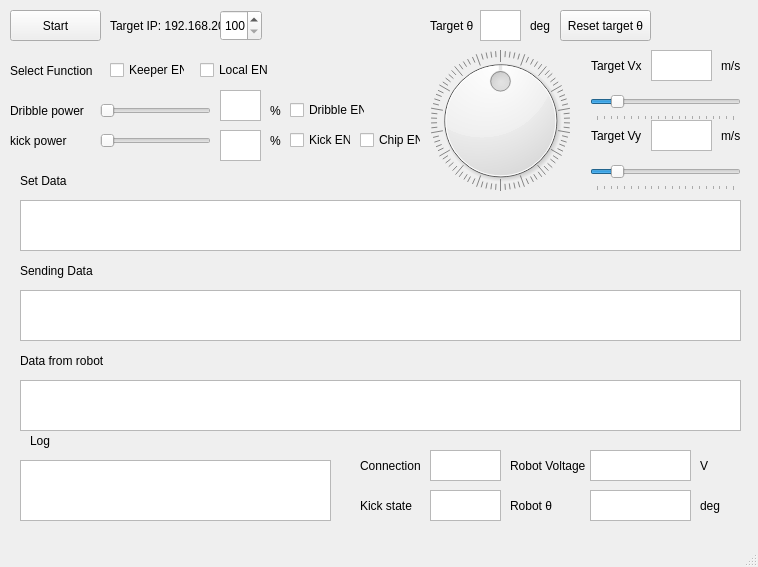
The window that Qt Communication Tester/Qt_Communication_Tester/qt_communication_tester.ui (ibis-ssl/GUI_Qt) describes before a commit, drawn with Qt 5.
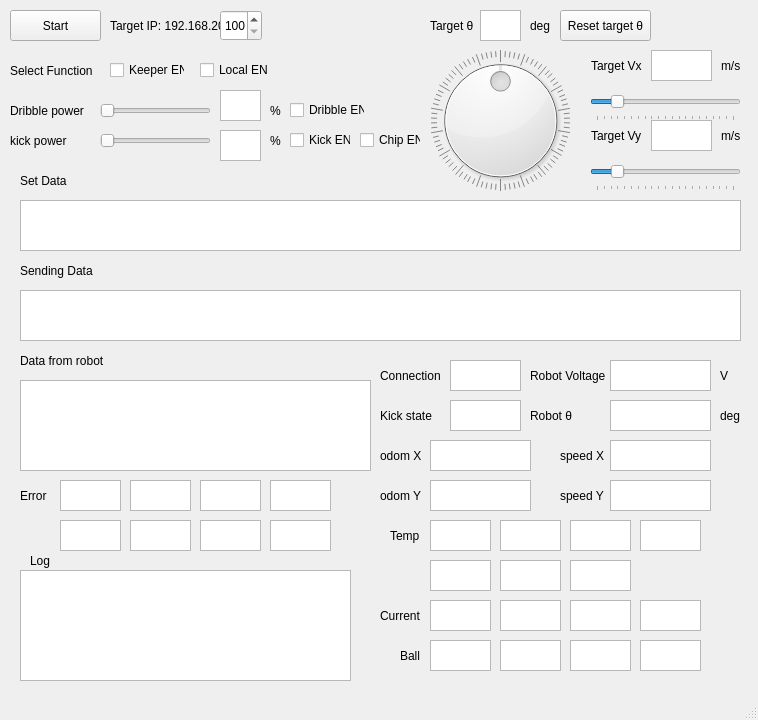
The same window after the commit.

```diff
--- a/Qt Communication Tester/Qt_Communication_Tester/qt_communication_tester.ui
+++ b/Qt Communication Tester/Qt_Communication_Tester/qt_communication_tester.ui
@@ -7,7 +7,7 @@
     <x>0</x>
     <y>0</y>
     <width>758</width>
-    <height>567</height>
+    <height>720</height>
    </rect>
   </property>
   <property name="windowTitle">
@@ -123,8 +123,8 @@
      <rect>
       <x>20</x>
       <y>380</y>
-      <width>721</width>
-      <height>51</height>
+      <width>351</width>
+      <height>91</height>
      </rect>
     </property>
    </widget>
@@ -145,9 +145,9 @@
     <property name="geometry">
      <rect>
       <x>20</x>
-      <y>460</y>
-      <width>311</width>
-      <height>61</height>
+      <y>570</y>
+      <width>331</width>
+      <height>111</height>
      </rect>
     </property>
    </widget>
@@ -155,7 +155,7 @@
     <property name="geometry">
      <rect>
       <x>30</x>
-      <y>430</y>
+      <y>550</y>
       <width>41</width>
       <height>21</height>
      </rect>
@@ -513,8 +513,8 @@
    <widget class="QTextBrowser" name="show_robot_theta">
     <property name="geometry">
      <rect>
-      <x>590</x>
-      <y>490</y>
+      <x>610</x>
+      <y>400</y>
       <width>101</width>
       <height>31</height>
      </rect>
@@ -523,8 +523,8 @@
    <widget class="QLabel" name="label_17">
     <property name="geometry">
      <rect>
-      <x>700</x>
-      <y>490</y>
+      <x>720</x>
+      <y>400</y>
       <width>41</width>
       <height>31</height>
      </rect>
@@ -536,8 +536,8 @@
    <widget class="QLabel" name="label_18">
     <property name="geometry">
      <rect>
-      <x>510</x>
-      <y>490</y>
+      <x>530</x>
+      <y>400</y>
       <width>51</width>
       <height>31</height>
      </rect>
@@ -549,8 +549,8 @@
    <widget class="QLabel" name="label_19">
     <property name="geometry">
      <rect>
-      <x>510</x>
-      <y>450</y>
+      <x>530</x>
+      <y>360</y>
       <width>81</width>
       <height>31</height>
      </rect>
@@ -562,8 +562,8 @@
    <widget class="QLabel" name="label_20">
     <property name="geometry">
      <rect>
-      <x>700</x>
-      <y>450</y>
+      <x>720</x>
+      <y>360</y>
       <width>41</width>
       <height>31</height>
      </rect>
@@ -575,8 +575,8 @@
    <widget class="QTextBrowser" name="show_robot_voltage">
     <property name="geometry">
      <rect>
-      <x>590</x>
-      <y>450</y>
+      <x>610</x>
+      <y>360</y>
       <width>101</width>
       <height>31</height>
      </rect>
@@ -585,8 +585,8 @@
    <widget class="QLabel" name="label_21">
     <property name="geometry">
      <rect>
-      <x>360</x>
-      <y>450</y>
+      <x>380</x>
+      <y>360</y>
       <width>61</width>
       <height>31</height>
      </rect>
@@ -598,8 +598,8 @@
    <widget class="QTextBrowser" name="show_connection">
     <property name="geometry">
      <rect>
-      <x>430</x>
-      <y>450</y>
+      <x>450</x>
+      <y>360</y>
       <width>71</width>
       <height>31</height>
      </rect>
@@ -608,8 +608,8 @@
    <widget class="QLabel" name="label_22">
     <property name="geometry">
      <rect>
-      <x>360</x>
-      <y>490</y>
+      <x>380</x>
+      <y>400</y>
       <width>61</width>
       <height>31</height>
      </rect>
@@ -621,8 +621,8 @@
    <widget class="QTextBrowser" name="show_kickstate">
     <property name="geometry">
      <rect>
-      <x>430</x>
-      <y>490</y>
+      <x>450</x>
+      <y>400</y>
       <width>71</width>
       <height>31</height>
      </rect>
@@ -641,6 +641,380 @@
      <string>Reset target θ</string>
     </property>
    </widget>
+   <widget class="QLabel" name="label_23">
+    <property name="geometry">
+     <rect>
+      <x>380</x>
+      <y>440</y>
+      <width>51</width>
+      <height>31</height>
+     </rect>
+    </property>
+    <property name="text">
+     <string>odom X</string>
+    </property>
+   </widget>
+   <widget class="QLabel" name="label_24">
+    <property name="geometry">
+     <rect>
+      <x>380</x>
+      <y>480</y>
+      <width>51</width>
+      <height>31</height>
+     </rect>
+    </property>
+    <property name="text">
+     <string>odom Y</string>
+    </property>
+   </widget>
+   <widget class="QLabel" name="label_25">
+    <property name="geometry">
+     <rect>
+      <x>560</x>
+      <y>480</y>
+      <width>51</width>
+      <height>31</height>
+     </rect>
+    </property>
+    <property name="text">
+     <string>speed Y</string>
+    </property>
+   </widget>
+   <widget class="QLabel" name="label_26">
+    <property name="geometry">
+     <rect>
+      <x>560</x>
+      <y>440</y>
+      <width>51</width>
+      <height>31</height>
+     </rect>
+    </property>
+    <property name="text">
+     <string>speed X</string>
+    </property>
+   </widget>
+   <widget class="QTextBrowser" name="show_odomx">
+    <property name="geometry">
+     <rect>
+      <x>430</x>
+      <y>440</y>
+      <width>101</width>
+      <height>31</height>
+     </rect>
+    </property>
+   </widget>
+   <widget class="QTextBrowser" name="show_odomy">
+    <property name="geometry">
+     <rect>
+      <x>430</x>
+      <y>480</y>
+      <width>101</width>
+      <height>31</height>
+     </rect>
+    </property>
+   </widget>
+   <widget class="QTextBrowser" name="show_speedx">
+    <property name="geometry">
+     <rect>
+      <x>610</x>
+      <y>440</y>
+      <width>101</width>
+      <height>31</height>
+     </rect>
+    </property>
+   </widget>
+   <widget class="QTextBrowser" name="show_speedy">
+    <property name="geometry">
+     <rect>
+      <x>610</x>
+      <y>480</y>
+      <width>101</width>
+      <height>31</height>
+     </rect>
+    </property>
+   </widget>
+   <widget class="QLabel" name="label_27">
+    <property name="geometry">
+     <rect>
+      <x>390</x>
+      <y>520</y>
+      <width>41</width>
+      <height>31</height>
+     </rect>
+    </property>
+    <property name="text">
+     <string>Temp</string>
+    </property>
+   </widget>
+   <widget class="QTextBrowser" name="show_temp0">
+    <property name="geometry">
+     <rect>
+      <x>430</x>
+      <y>520</y>
+      <width>61</width>
+      <height>31</height>
+     </rect>
+    </property>
+   </widget>
+   <widget class="QTextBrowser" name="show_temp3">
+    <property name="geometry">
+     <rect>
+      <x>640</x>
+      <y>520</y>
+      <width>61</width>
+      <height>31</height>
+     </rect>
+    </property>
+   </widget>
+   <widget class="QTextBrowser" name="show_temp1">
+    <property name="geometry">
+     <rect>
+      <x>500</x>
+      <y>520</y>
+      <width>61</width>
+      <height>31</height>
+     </rect>
+    </property>
+   </widget>
+   <widget class="QTextBrowser" name="show_temp4">
+    <property name="geometry">
+     <rect>
+      <x>430</x>
+      <y>560</y>
+      <width>61</width>
+      <height>31</height>
+     </rect>
+    </property>
+   </widget>
+   <widget class="QTextBrowser" name="show_temp2">
+    <property name="geometry">
+     <rect>
+      <x>570</x>
+      <y>520</y>
+      <width>61</width>
+      <height>31</height>
+     </rect>
+    </property>
+   </widget>
+   <widget class="QTextBrowser" name="show_temp5">
+    <property name="geometry">
+     <rect>
+      <x>500</x>
+      <y>560</y>
+      <width>61</width>
+      <height>31</height>
+     </rect>
+    </property>
+   </widget>
+   <widget class="QTextBrowser" name="show_temp6">
+    <property name="geometry">
+     <rect>
+      <x>570</x>
+      <y>560</y>
+      <width>61</width>
+      <height>31</height>
+     </rect>
+    </property>
+   </widget>
+   <widget class="QLabel" name="label_34">
+    <property name="geometry">
+     <rect>
+      <x>380</x>
+      <y>600</y>
+      <width>51</width>
+      <height>31</height>
+     </rect>
+    </property>
+    <property name="text">
+     <string>Current</string>
+    </property>
+   </widget>
+   <widget class="QTextBrowser" name="show_current0">
+    <property name="geometry">
+     <rect>
+      <x>430</x>
+      <y>600</y>
+      <width>61</width>
+      <height>31</height>
+     </rect>
+    </property>
+   </widget>
+   <widget class="QTextBrowser" name="show_current1">
+    <property name="geometry">
+     <rect>
+      <x>500</x>
+      <y>600</y>
+      <width>61</width>
+      <height>31</height>
+     </rect>
+    </property>
+   </widget>
+   <widget class="QTextBrowser" name="show_current2">
+    <property name="geometry">
+     <rect>
+      <x>570</x>
+      <y>600</y>
+      <width>61</width>
+      <height>31</height>
+     </rect>
+    </property>
+   </widget>
+   <widget class="QTextBrowser" name="show_current3">
+    <property name="geometry">
+     <rect>
+      <x>640</x>
+      <y>600</y>
+      <width>61</width>
+      <height>31</height>
+     </rect>
+    </property>
+   </widget>
+   <widget class="QTextBrowser" name="show_error0">
+    <property name="geometry">
+     <rect>
+      <x>60</x>
+      <y>480</y>
+      <width>61</width>
+      <height>31</height>
+     </rect>
+    </property>
+   </widget>
+   <widget class="QLabel" name="label_38">
+    <property name="geometry">
+     <rect>
+      <x>20</x>
+      <y>480</y>
+      <width>31</width>
+      <height>31</height>
+     </rect>
+    </property>
+    <property name="text">
+     <string>Error</string>
+    </property>
+   </widget>
+   <widget class="QTextBrowser" name="show_error1">
+    <property name="geometry">
+     <rect>
+      <x>130</x>
+      <y>480</y>
+      <width>61</width>
+      <height>31</height>
+     </rect>
+    </property>
+   </widget>
+   <widget class="QTextBrowser" name="show_error2">
+    <property name="geometry">
+     <rect>
+      <x>200</x>
+      <y>480</y>
+      <width>61</width>
+      <height>31</height>
+     </rect>
+    </property>
+   </widget>
+   <widget class="QTextBrowser" name="show_error3">
+    <property name="geometry">
+     <rect>
+      <x>130</x>
+      <y>520</y>
+      <width>61</width>
+      <height>31</height>
+     </rect>
+    </property>
+   </widget>
+   <widget class="QTextBrowser" name="show_error4">
+    <property name="geometry">
+     <rect>
+      <x>60</x>
+      <y>520</y>
+      <width>61</width>
+      <height>31</height>
+     </rect>
+    </property>
+   </widget>
+   <widget class="QTextBrowser" name="show_error5">
+    <property name="geometry">
+     <rect>
+      <x>270</x>
+      <y>480</y>
+      <width>61</width>
+      <height>31</height>
+     </rect>
+    </property>
+   </widget>
+   <widget class="QTextBrowser" name="show_error7">
+    <property name="geometry">
+     <rect>
+      <x>270</x>
+      <y>520</y>
+      <width>61</width>
+      <height>31</height>
+     </rect>
+    </property>
+   </widget>
+   <widget class="QTextBrowser" name="show_error6">
+    <property name="geometry">
+     <rect>
+      <x>200</x>
+      <y>520</y>
+      <width>61</width>
+      <height>31</height>
+     </rect>
+    </property>
+   </widget>
+   <widget class="QTextBrowser" name="show_ball1">
+    <property name="geometry">
+     <rect>
+      <x>500</x>
+      <y>640</y>
+      <width>61</width>
+      <height>31</height>
+     </rect>
+    </property>
+   </widget>
+   <widget class="QTextBrowser" name="show_ball0">
+    <property name="geometry">
+     <rect>
+      <x>430</x>
+      <y>640</y>
+      <width>61</width>
+      <height>31</height>
+     </rect>
+    </property>
+   </widget>
+   <widget class="QLabel" name="label_47">
+    <property name="geometry">
+     <rect>
+      <x>400</x>
+      <y>640</y>
+      <width>21</width>
+      <height>31</height>
+     </rect>
+    </property>
+    <property name="text">
+     <string>Ball</string>
+    </property>
+   </widget>
+   <widget class="QTextBrowser" name="show_ball2">
+    <property name="geometry">
+     <rect>
+      <x>570</x>
+      <y>640</y>
+      <width>61</width>
+      <height>31</height>
+     </rect>
+    </property>
+   </widget>
+   <widget class="QTextBrowser" name="show_ball3">
+    <property name="geometry">
+     <rect>
+      <x>640</x>
+      <y>640</y>
+      <width>61</width>
+      <height>31</height>
+     </rect>
+    </property>
+   </widget>
   </widget>
   <widget class="QMenuBar" name="menubar">
    <property name="geometry">
```
